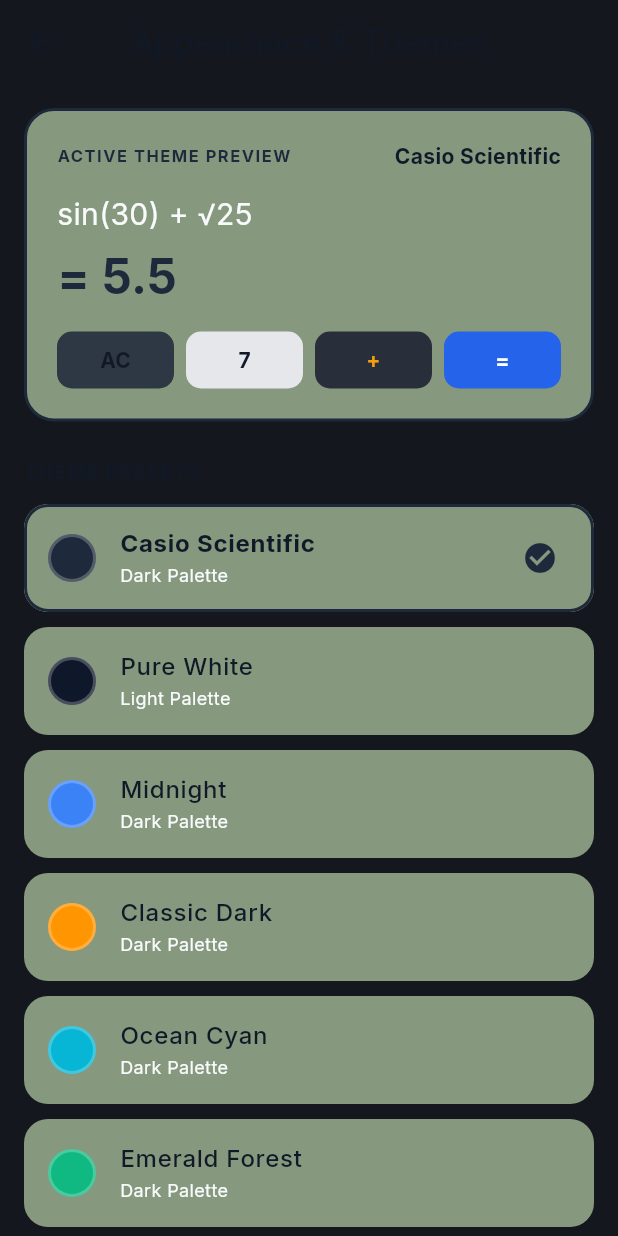
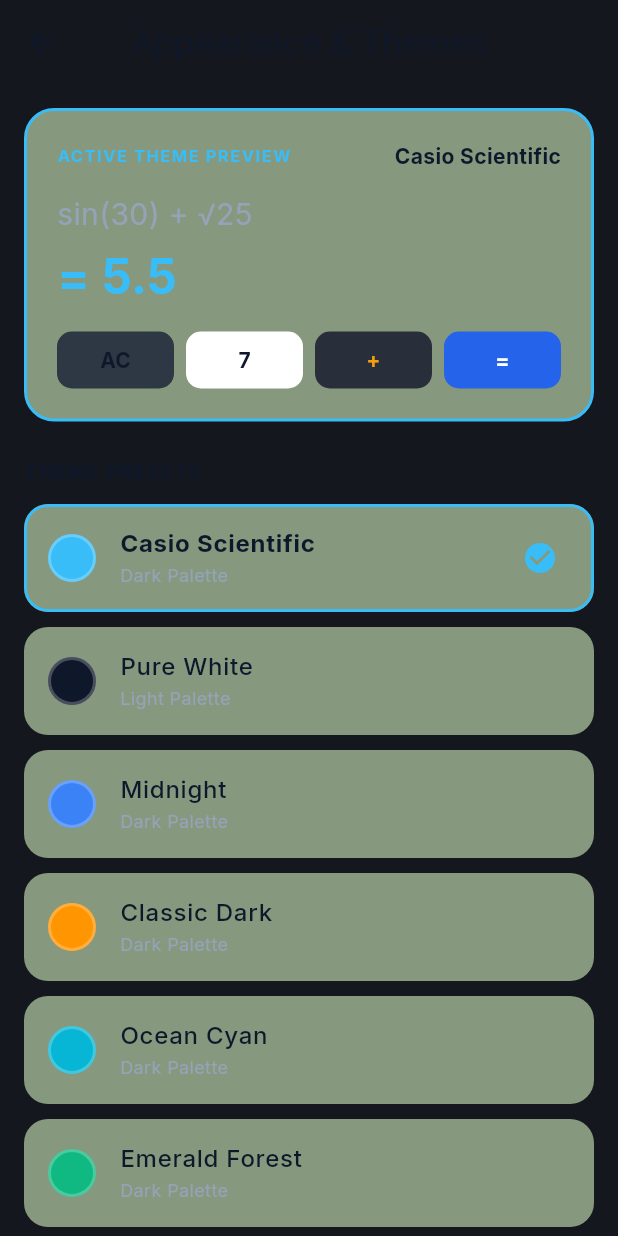
Before and after one commit to Omatsulijoshua/SolveCalc-app, a Flutter app: the AppearanceSettingsScreen screen opened directly, after a tap on "Casio Scientific", on a phone screen of 412 x 824 dp. Run offline on Flutter 3.47's test engine with Material 3 defaults, Android fonts, the phone set to English and light mode, and no system bars; our stand-ins replace device_preview, flutter_riverpod, google_fonts, image_picker, share_plus, shared_preferences; accounts and stored records are empty.

Commit message:
fix: enforce bold dark black numbers on white keys and dark high-contrast bottom navigation bar

```diff
--- a/app/lib/core/theme/theme_controller.dart
+++ b/app/lib/core/theme/theme_controller.dart
@@ -69,10 +69,37 @@
         elevation: 0,
         shape: RoundedRectangleBorder(borderRadius: BorderRadius.circular(16)),
       ),
+      navigationBarTheme: NavigationBarThemeData(
+        backgroundColor: state.backgroundColor,
+        indicatorColor: state.primaryColor.withAlpha(40),
+        surfaceTintColor: Colors.transparent,
+        labelTextStyle: WidgetStateProperty.resolveWith((states) {
+          if (states.contains(WidgetState.selected)) {
+            return TextStyle(
+              fontSize: 12,
+              fontWeight: FontWeight.bold,
+              color: state.primaryColor,
+            );
+          }
+          return TextStyle(
+            fontSize: 12,
+            fontWeight: FontWeight.w500,
+            color: isDark ? const Color(0xFF94A3B8) : const Color(0xFF64748B),
+          );
+        }),
+        iconTheme: WidgetStateProperty.resolveWith((states) {
+          if (states.contains(WidgetState.selected)) {
+            return IconThemeData(color: state.primaryColor);
+          }
+          return IconThemeData(
+            color: isDark ? const Color(0xFF94A3B8) : const Color(0xFF64748B),
+          );
+        }),
+      ),
       bottomNavigationBarTheme: BottomNavigationBarThemeData(
-        backgroundColor: state.surfaceColor,
+        backgroundColor: state.backgroundColor,
         selectedItemColor: state.primaryColor,
-        unselectedItemColor: state.textSecondaryColor,
+        unselectedItemColor: isDark ? const Color(0xFF94A3B8) : const Color(0xFF64748B),
         type: BottomNavigationBarType.fixed,
         elevation: 8,
       ),
--- a/app/lib/core/theme/theme_presets.dart
+++ b/app/lib/core/theme/theme_presets.dart
@@ -130,17 +130,17 @@
   static const CalculatorThemeConfig casio = CalculatorThemeConfig(
     id: ThemePresetId.casio,
     name: 'Casio Scientific',
-    primaryColor: Color(0xFF1E293B), // Crisp dark LCD pixel ink for display
+    primaryColor: Color(0xFF38BDF8), // Bright cyan/sky blue for active indicators & icons
     secondaryColor: Color(0xFF1E232B),
-    accentColor: Color(0xFFF59E0B), // Solid golden amber for math operators
-    backgroundColor: Color(0xFF14171D), // Authentic dark Casio casing
-    surfaceColor: Color(0xFF86997E), // Authentic vintage greenish-gray LCD screen
-    numberButtonColor: Color(0xFFE5E7EB), // Solid off-white plastic Casio keys
+    accentColor: Color(0xFFF59E0B), // Solid golden amber for math operators (÷, ×, −, +)
+    backgroundColor: Color(0xFF14171D), // Deep dark matte Casio casing
+    surfaceColor: Color(0xFF86997E), // Vintage greenish-gray dot-matrix LCD screen
+    numberButtonColor: Color(0xFFFFFFFF), // Solid bright white number keys
     operatorButtonColor: Color(0xFF282F3B), // Solid dark matte operator keys
-    functionButtonColor: Color(0xFF2E3744), // Solid dark matte scientific function keys
+    functionButtonColor: Color(0xFF2E3744), // Solid dark slate scientific function keys
     equalsButtonColor: Color(0xFF2563EB), // Solid iconic Casio royal blue = button
-    textPrimaryColor: Color(0xFF111827), // Crisp solid black numbers on white keys
-    textSecondaryColor: Color(0xFFF8FAFC), // Crisp solid white on dark function keys
+    textPrimaryColor: Color(0xFF0F172A), // Bold deep black numbers on white keys
+    textSecondaryColor: Color(0xFF94A3B8), // High-contrast silver for unselected icons and dark keys
     equalsTextColor: Color(0xFFFFFFFF),
     isDark: true,
   );
```
Also changed, not shown: app/lib/features/calculator/widgets/calculator_keypad.dart (+15 -6 lines), app/lib/presentation/screens/app_shell.dart (+21 -7 lines).
